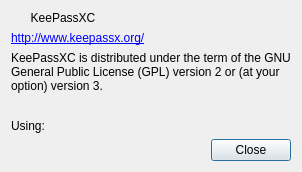
Before: the Qt Designer form src/gui/AboutDialog.ui in keepassxreboot/keepassxc, drawn with Qt 5.
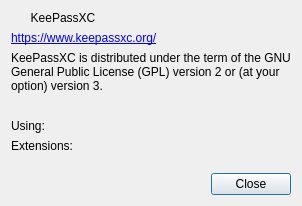
After: the same form once the commit is applied.

Commit message: Added extensions section in about dialog; fixed url as well

What changed in the file:
```diff
--- a/src/gui/AboutDialog.ui
+++ b/src/gui/AboutDialog.ui
@@ -6,8 +6,8 @@
    <rect>
     <x>0</x>
     <y>0</y>
-    <width>375</width>
-    <height>210</height>
+    <width>455</width>
+    <height>238</height>
    </rect>
   </property>
   <property name="windowTitle">
@@ -53,7 +53,7 @@
       </sizepolicy>
      </property>
      <property name="text">
-      <string notr="true">&lt;a href=&quot;http://www.keepassx.org/&quot;&gt;http://www.keepassx.org/&lt;/a&gt;</string>
+      <string notr="true">&lt;a href=&quot;https://www.keepassxc.org/&quot;&gt;https://www.keepassxc.org/&lt;/a&gt;</string>
      </property>
      <property name="openExternalLinks">
       <bool>true</bool>
@@ -93,6 +93,14 @@
      </property>
     </widget>
    </item>
+   <item>
+    <widget class="QLabel" name="label_features">
+     <property name="text">
+      <string>Extensions:
+</string>
+     </property>
+    </widget>
+   </item>
    <item>
     <widget class="QDialogButtonBox" name="buttonBox">
      <property name="standardButtons">
```
The commit also changes 1 other file.
